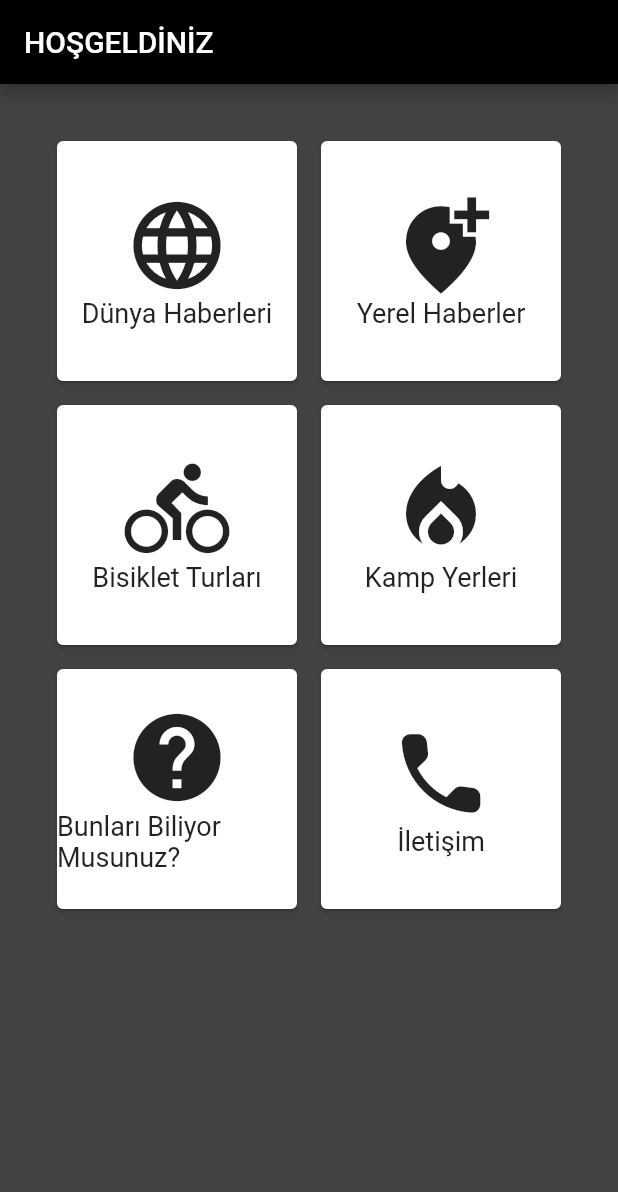
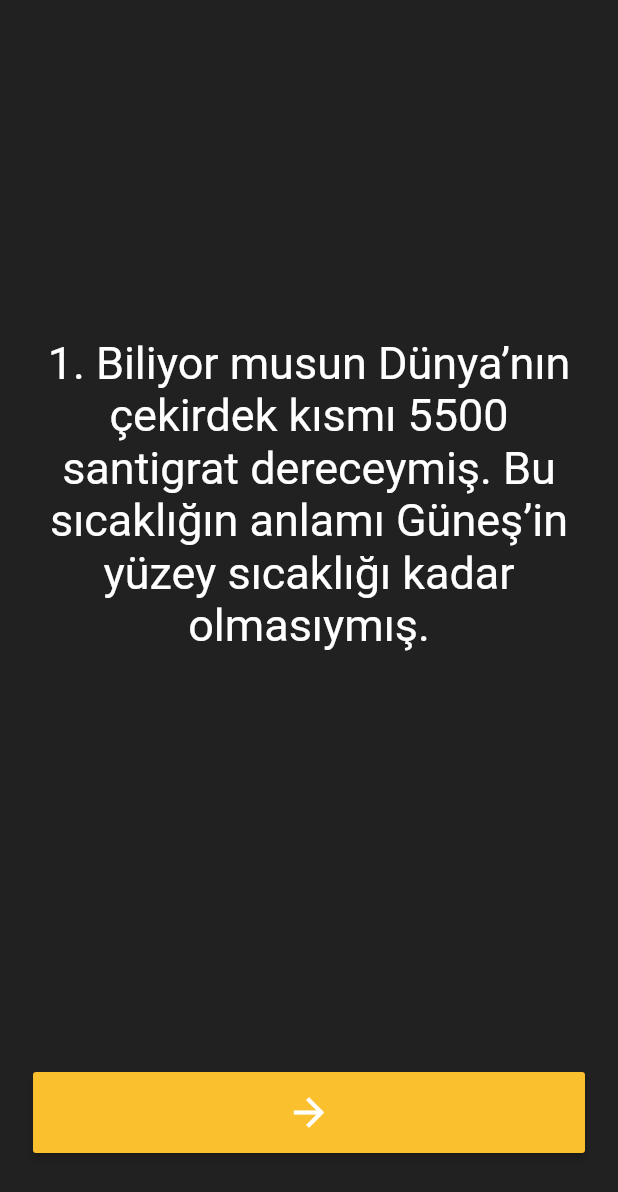
Before and after one commit to berkaytopal/bmg3-2021, a Flutter app: the MyApp screen opened directly, after a tap on "Bunları Biliyor Musunuz?", on a phone screen of 412 x 824 dp. Shown: the top 1192 px of the screen. Run offline on Flutter 3.47's test engine with Material 2 defaults, Android fonts, the phone set to English and light mode, and no system bars; our stand-ins replace flutter_swiper.

Commit message:
bmg_project

```diff
--- a/bmg3/lib/TrNews/data/news_service.dart
+++ b/bmg3/lib/TrNews/data/news_service.dart
@@ -15,7 +15,7 @@ class NewsService {
 
   static Future<List<Articles>> getNews() async {
     String url =
-        'http://newsapi.org/v2/top-headlines?country=tr&category=business&apiKey=f58b94449b4f45b9844a296497a93747';
+        'https://newsapi.org/v2/top-headlines?country=tr&apiKey=f58b94449b4f45b9844a296497a93747';
 
     final response = await http.get(url);
 
--- a/bmg3/lib/main.dart
+++ b/bmg3/lib/main.dart
@@ -1,3 +1,4 @@
+import 'package:bmg3/question_module/question_page.dart';
 import 'package:flutter/material.dart';
 
 import 'TrNews/trnewsHome.dart';
@@ -105,7 +106,10 @@ class _MyAppState extends State<MyApp> {
             Card(
               margin: EdgeInsets.all(8.0),
               child: InkWell(
-                onTap: (){},
+                 onTap: (){Navigator.push(
+                    context,
+                    MaterialPageRoute(builder: (context) => BilgiTesti()),
+                  );},
                 splashColor: Colors.grey,
                 child: Center(
                   child: Column(
@@ -127,7 +131,7 @@ class _MyAppState extends State<MyApp> {
 
                     mainAxisSize: MainAxisSize.min,
                     children: <Widget> [
-                      Icon(Icons.local_phone_rounded, size:70.0, ),
+                      Icon(Icons.local_phone_rounded,size:70.0, ),
                       Text("İletişim", style : new TextStyle(fontSize: 18.0))
                     ],),
                 ),)
--- /dev/null
+++ b/bmg3/lib/question_module/answers.dart
@@ -0,0 +1,7 @@
+import 'package:flutter/material.dart';
+
+class Question{
+  String questionText;
+  bool questionAnswer;
+  Question ({@required this.questionText,@required this.questionAnswer}); // @required yani gerekiyor.
+}
--- /dev/null
+++ b/bmg3/lib/question_module/question_page.dart
@@ -0,0 +1,147 @@
+import 'package:bmg3/main.dart';
+import 'package:flutter/material.dart';
+import 'questions.dart';
+
+void main() => runApp(BilgiTesti());
+
+class BilgiTesti extends StatelessWidget {
+  @override
+  Widget build(BuildContext context) {
+    return MaterialApp(
+        home: Scaffold(
+            backgroundColor: Colors.grey[900],
+            body: SafeArea(
+                child: Padding(
+              padding: EdgeInsets.symmetric(horizontal: 10.0),
+              child: SoruSayfasi(),
+            ))));
+  }
+}
+
+class SoruSayfasi extends StatefulWidget {
+  @override
+  _SoruSayfasiState createState() => _SoruSayfasiState();
+}
+
+class _SoruSayfasiState extends State<SoruSayfasi> {
+  List<Widget> elections=[];
+
+  TestData test_1= TestData();
+
+  void buttonFunction(bool choosenButton){
+
+    if(test_1.isTestDone()==true){
+
+      showDialog(
+      context: context,
+      builder: (BuildContext context) {
+
+        return AlertDialog(
+          title: Text("Bilgileri Bitirdiniz."),
+
+          actions: <Widget>[
+
+            new FlatButton(
+              child: new Text("Başa dön"),
+              onPressed: () {
+
+                Navigator.of(context).pop(); // ekrandaki widgeti kapatır.
+
+                setState(() {
+                test_1.resetTest();
+                elections=[];
+                });
+
+              },
+            ),
+            new FlatButton(
+              child: new Text("kapat"),
+              onPressed: () {
+
+                Navigator.pushReplacement(
+                  // sadece push kullanılırsa çıkıştan sonra geri giriş yapmış gibi görünüyor.Bu sayfayı bir sonrakinin üzreine yazar.
+                  context,
+                  MaterialPageRoute(
+                    builder: (context) => MyApp(),
+                  ),
+                );
+
+                setState(() {
+                test_1.resetTest();
+                elections=[];
+                });
+
+              },
+            ),
+          ],
+        );
+      },
+    );
+
+
+
+
+    }else{
+     setState(() {
+        test_1.getQuestionAnswer()==choosenButton;
+
+
+       test_1.nextQuestion();
+      });
+    }
+  }
+
+  @override
+  Widget build(BuildContext context) {
+    return Column(
+      mainAxisAlignment: MainAxisAlignment.spaceBetween,
+      crossAxisAlignment: CrossAxisAlignment.stretch,
+      children: <Widget>[
+        Expanded(
+
+
+          flex: 4,
+          child: Padding(
+            padding: EdgeInsets.all(10.0),
+            child: Center(
+              child: Text(
+                test_1.getQuestionText(),
+                textAlign: TextAlign.center,
+                style: TextStyle(
+                  fontSize: 30.0,
+                  color: Colors.white ,
+                ),
+              ),
+            ),
+          ),
+        ),
+        Wrap(
+          //runSpacing: 12, // dikey boşluk bırakır.
+          spacing: 12,   // yatay boşluk bırakır.
+          children: elections,
+        ),
+        Expanded(
+          flex: 1,
+          child: Padding(
+              padding: EdgeInsets.symmetric(horizontal: 6.0),
+              child: Row(children: <Widget>[
+
+
+                Expanded(
+                    child: Padding(
+                        padding: EdgeInsets.symmetric(horizontal: 6),
+                        child: RaisedButton(
+                          padding: EdgeInsets.all(12),
+                          textColor: Colors.white,
+                          color: Colors.yellow[700],
+                          child: Icon(Icons.arrow_forward, size: 30.0),
+                          onPressed: () {
+                            buttonFunction(true);
+                          },
+                        ))),
+              ])),
+        )
+      ],
+    );
+  }
+}
--- /dev/null
+++ b/bmg3/lib/question_module/questions.dart
@@ -0,0 +1,51 @@
+import 'answers.dart';
+
+class TestData{
+  int _questionIndex=0;
+
+  List<Question> _questionBank= [
+    Question(
+      questionText: '1. Biliyor musun Dünya’nın çekirdek kısmı 5500 santigrat dereceymiş. Bu sıcaklığın anlamı Güneş’in yüzey sıcaklığı kadar olmasıymış.',
+      questionAnswer: true),
+    Question(
+      questionText: "2. Bir insan hayatı boyunca ortalama 250.000 kez esnermiş.",
+      questionAnswer: true),
+    Question(
+      questionText: '3. Korkma ama Dünya’ya her gün 8.600.000 yıldırım düşermiş. Bunun çoğu okyanusların üzerinde olurmuş.',
+      questionAnswer: true),
+    Question(
+      questionText: '4. Dünya’da ilk canlılar ne zaman yaşamış diye düşünüyorsan cevabı burada! İlk canlılık örneklerine 3.5 milyar yıl önce Avusturalya’da rastlanmış. O dönemde atmosferde oksijen olmadığı düşünülüyormuş.',
+      questionAnswer: true),
+    Question(
+      questionText: '5. Dünyada her gün yaklaşık 200.000 bebek doğuyormuş. ',
+      questionAnswer: true),
+    Question(
+      questionText: '6. Avustralya kıtasının çok ilginç bir özelliği varmış. Her yıl 7 santimetre kuzeye kayıyormuş.',
+      questionAnswer: true)
+  ];
+
+  String getQuestionText(){
+    return _questionBank[_questionIndex].questionText;
+  }
+  bool getQuestionAnswer(){
+    return _questionBank[_questionIndex].questionAnswer;
+  }
+
+  void nextQuestion(){
+    if(_questionIndex +1 <= _questionBank.length ){ //.lenght listenin uzunluğunu getiriri.
+      _questionIndex++;
+    }
+  }
+
+  bool isTestDone (){
+    if(_questionIndex+1  >= _questionBank.length ){
+      return true;
+    }else{
+      return false;
+    }
+  }
+
+  void resetTest(){
+    _questionIndex=0;
+  }
+}
```
Also changed, not shown: bmg3/lib/Camping/campingHomePage.dart (deleted, +0 -208 lines), bmg3/lib/Camping/cons.dart (deleted, +0 -32 lines), bmg3/lib/Camping/widgets.dart (deleted, +0 -31 lines), bmg3/lib/TrNews/trnewsHome.dart (+4 -10 lines).
